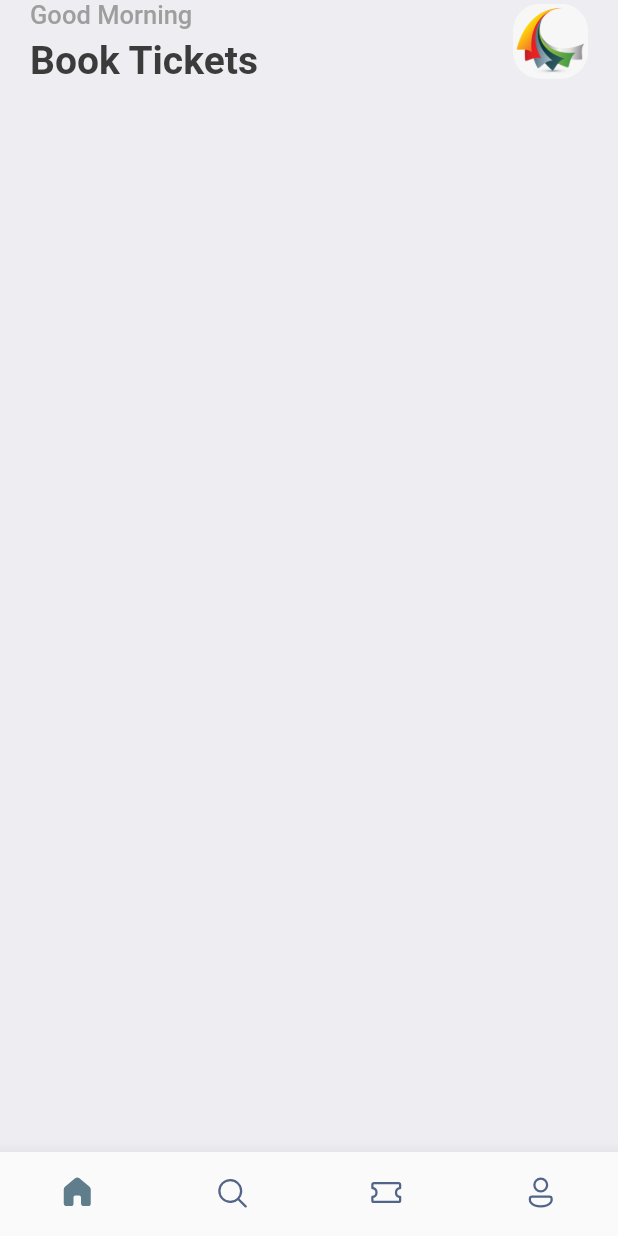
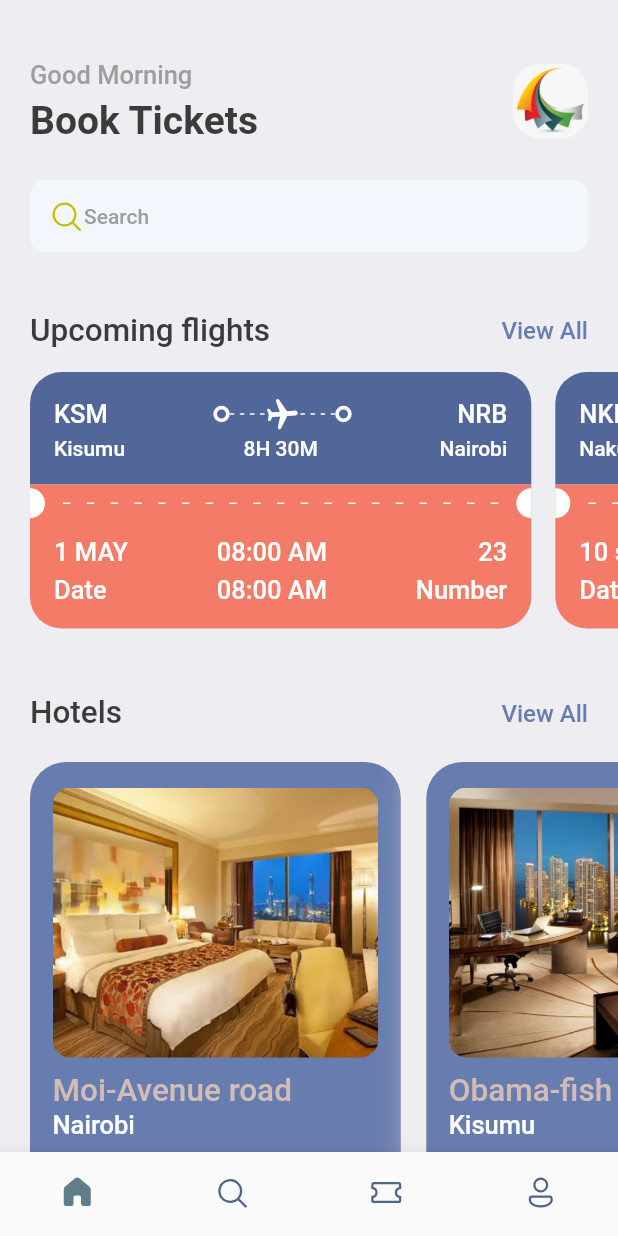
Before and after one commit to TONNY-1999/jax-app, a Flutter app: the screen it shows after launch, on a phone screen of 412 x 824 dp. Run offline on Flutter 3.47's test engine with Material 2 defaults, Android fonts, the phone set to English and light mode, and no system bars; our stand-ins replace fluentui_icons, gap, get.

Commit message:
first commit

```diff
--- a/lib/screens/bottom_bar.dart
+++ b/lib/screens/bottom_bar.dart
@@ -4,6 +4,7 @@ import 'package:flutter/material.dart';
 import 'package:flutter/src/foundation/key.dart';
 import 'package:flutter/src/widgets/framework.dart';
 import 'package:vivy/screens/home_screen.dart';
+import 'package:vivy/screens/search_screen.dart';
 
 class BottomBar extends StatefulWidget {
   const BottomBar({Key? key}) : super(key: key);
@@ -16,7 +17,7 @@ class _BottomBarState extends State<BottomBar> {
   int _selectedIndex=0;
   static final List<Widget>_widgetOptions =<Widget>[
    const HomeScreen(),
-   const Text("Search"),
+   const SearchScreen(),
    const Text("Tickets"),
    const Text("Profile"),
   ];
--- a/lib/screens/home_screen.dart
+++ b/lib/screens/home_screen.dart
@@ -1,7 +1,12 @@
+import 'package:fluentui_icons/fluentui_icons.dart';
 import 'package:flutter/cupertino.dart';
 import 'package:flutter/material.dart';
 import 'package:flutter/src/foundation/key.dart';
 import 'package:flutter/src/widgets/framework.dart';
+import 'package:gap/gap.dart';
+import 'package:vivy/screens/hotel_screen.dart';
+import 'package:vivy/screens/ticket_view.dart';
+import 'package:vivy/utils/app_info_list.dart';
 
 import '../utils/app_styles.dart';
 
@@ -17,15 +22,15 @@ class HomeScreen extends StatelessWidget {
             padding: const EdgeInsets.symmetric(horizontal: 20),
             child: Column(
               children: [
+                const Gap(40),
                 Row(
                   mainAxisAlignment: MainAxisAlignment.spaceBetween,
-
                   children: [
                     Column(
                        crossAxisAlignment: CrossAxisAlignment.start,
                       children: [
                          Text("Good Morning", style: Styles.headLineStyle3,),
-                         SizedBox(height: 5,),
+                         const Gap(5),
                          Text("Book Tickets", style: Styles.headLineStyle,),
                       ],
                     ),
@@ -43,10 +48,70 @@ class HomeScreen extends StatelessWidget {
                       ),
                     )
                   ],
-                )
+                ),
+                const Gap(25),
+                Container(
+                  decoration: BoxDecoration(
+                    borderRadius: BorderRadius.circular(10),
+                    color: const Color(0xFFF4F6FD)
+                    ),
+                  padding: const EdgeInsets.symmetric(horizontal: 12, vertical: 12),
+                  child: Row(
+                    children: [
+                      const Icon(FluentSystemIcons.ic_fluent_search_regular, color: Color(0xFFBFC205)),
+                      Text(
+                        "Search",
+                        style: Styles.headLineStyle4,
+                      )
+                    ],
+                  ),
+                ),
+                const Gap(40),
+                Row(
+                  mainAxisAlignment: MainAxisAlignment.spaceBetween,
+                  children: [
+                    Text("Upcoming flights", style: Styles.headLineStyle2,),
+                    InkWell(
+                      onTap: (){
+                        print("you are tapped");
+                      },
+                      child: Text("View All", style: Styles.textStyle.copyWith(color: Styles.primaryColor),)),
+                  ],
+                ),
               ],
             ),
-          )
+          ),
+          const Gap(15),
+         SingleChildScrollView(
+           scrollDirection: Axis.horizontal,
+           padding: const EdgeInsets.only(left: 20),
+           child: Row(
+            children: ticketList.map((singleTicket) => TicketView(ticket: singleTicket,)).toList(),
+            ),
+         ),
+          const Gap(15),
+          Container(
+                padding: const EdgeInsets.symmetric(horizontal: 20),
+                child: Row(
+                    mainAxisAlignment: MainAxisAlignment.spaceBetween,
+                    children: [
+                      Text("Hotels", style: Styles.headLineStyle2,),
+                      InkWell(
+                        onTap: (){
+                          print("you are tapped");
+                        },
+                        child: Text("View All", style: Styles.textStyle.copyWith(color: Styles.primaryColor),)),
+                    ],
+                  ),
+              ),
+          const Gap(15),
+          SingleChildScrollView(
+            scrollDirection: Axis.horizontal,
+            padding: const EdgeInsets.only(left: 20),
+            child: Row(
+            children: hotelList.map((singleHotel) => HotelScreen(hotel: singleHotel)).toList(),
+            ),
+            ),
         ],
       ),
     );
--- /dev/null
+++ b/lib/screens/hotel_screen.dart
@@ -0,0 +1,68 @@
+import 'package:flutter/cupertino.dart';
+import 'package:flutter/material.dart';
+import 'package:flutter/src/foundation/key.dart';
+import 'package:flutter/src/widgets/framework.dart';
+import 'package:gap/gap.dart';
+import 'package:vivy/utils/app_layout.dart';
+import 'package:vivy/utils/app_styles.dart';
+
+class HotelScreen extends StatelessWidget {
+   final Map<String, dynamic> hotel;
+  const HotelScreen({Key? key, required this.hotel}) : super(key: key);
+
+  @override
+  Widget build(BuildContext context) {
+    print('Hotel price is ${hotel['price']}');
+    final size = AppLayout.getSize(context);
+    return Container(
+       width: size.width*0.6,
+       height: AppLayout.getHeight(350),
+       padding: const EdgeInsets.symmetric(horizontal: 15, vertical: 17),
+       margin: const EdgeInsets.only(right: 17, top: 5),
+       decoration: BoxDecoration(
+        color: Styles.primaryColor,
+        borderRadius: BorderRadius.circular(24),
+        boxShadow: [
+          BoxShadow(
+            color: Colors.grey.shade200,
+            blurRadius: 20,
+            spreadRadius: 5,
+          ),
+        ],
+       ),
+       child: Column(
+        crossAxisAlignment: CrossAxisAlignment.start,
+        children: [
+          Container(
+            height: AppLayout.getHeight(180),
+            decoration: BoxDecoration(
+              borderRadius: BorderRadius.circular(12),
+              color: Styles.primaryColor,
+              image: DecorationImage(
+                fit: BoxFit.cover,
+                image: AssetImage(
+                 'assets/images/${hotel['image']}',
+                ),
+                ),
+            ),
+          ),
+          const Gap(10),
+          Text(
+            hotel['place'],
+            style: Styles.headLineStyle2.copyWith(color:Styles.kakiColor),
+          ),
+          Text(
+             hotel['destination'],
+            style: Styles.headLineStyle3.copyWith(color:Colors.white),
+          ),
+          const Gap(8),
+          Text(
+             '\ksh${hotel['price']}/night',
+            style: Styles.headLineStyle.copyWith(color:Styles.kakiColor),
+          ),
+        ],
+        )
+    );
+
+  }
+}
--- /dev/null
+++ b/lib/screens/search_screen.dart
@@ -0,0 +1,82 @@
+import 'package:flutter/material.dart';
+import 'package:flutter/src/foundation/key.dart';
+import 'package:flutter/src/widgets/framework.dart';
+import 'package:gap/gap.dart';
+import 'package:vivy/widgets/Icon_text_widget.dart';
+
+import '../utils/app_layout.dart';
+import '../utils/app_styles.dart';
+
+class SearchScreen extends StatelessWidget {
+  const SearchScreen({Key? key}) : super(key: key);
+
+  @override
+  Widget build(BuildContext context) {
+    final size = AppLayout.getSize(context);
+    return Scaffold(
+      backgroundColor: Styles.bgColor,
+      body: ListView(
+        padding: EdgeInsets.symmetric(horizontal: AppLayout.getWidth(20),vertical: AppLayout.getHeight(20)),
+        children: [
+           Gap(AppLayout.getHeight(40)),
+           Text("What are\nyou looking for?", style: Styles.headLineStyle.copyWith(fontSize:  AppLayout.getWidth(35))),
+           Gap(AppLayout.getHeight(20)),
+           FittedBox(
+             child: Container(
+              padding: const EdgeInsets.all(3.5),
+              child: Row(
+                children: [
+                  Container(
+                    width: size.width*.44,
+                    padding: EdgeInsets.symmetric(vertical: AppLayout.getHeight(7)),
+                    decoration: BoxDecoration(
+                    borderRadius: BorderRadius.horizontal(left: Radius.circular(AppLayout.getHeight(50)),),
+                    color: Colors.white,
+
+              ),
+              child: Center(child: Text("Airline tickets")),
+
+                  ),
+                  Container(
+                    width: size.width*.44,
+                    padding: EdgeInsets.symmetric(vertical: AppLayout.getHeight(7)),
+                    decoration: BoxDecoration(
+                    borderRadius: BorderRadius.horizontal(right: Radius.circular(AppLayout.getHeight(50)),),
+                    color: Colors.transparent,
+
+              ),
+              child: Center(child: Text("Hotels")),
+
+                  ),
+                ],
+              ),
+              decoration: BoxDecoration(
+                borderRadius: BorderRadius.circular(AppLayout.getHeight(50),),
+                color: const Color(0xFFF4F6FD)
+
+              ),
+             ),
+           ),
+           Gap(AppLayout.getHeight(25)),
+           const AppIconText(icon: Icons.flight_takeoff_rounded, text: "Departure"),
+           Gap(AppLayout.getHeight(15)),
+           const AppIconText(icon: Icons.flight_land_rounded, text: "Arrival"),
+           Gap(AppLayout.getHeight(25)),
+           Container(
+          padding: EdgeInsets.symmetric(vertical: AppLayout.getWidth(15), horizontal: AppLayout.getWidth(15)),
+          decoration: BoxDecoration(
+          color: Color(0xD91130CE),
+              borderRadius: BorderRadius.circular(AppLayout.getWidth(18)),
+            ),
+             child: Center(
+               child: Text(
+                  "find tickets",
+                  style: Styles.textStyle.copyWith(color:Colors.white, fontSize: 20),
+                  ),
+             ),
+             ),
+        ],
+        )
+    );
+  }
+}
--- /dev/null
+++ b/lib/screens/ticket_view.dart
@@ -0,0 +1,201 @@
+import 'package:flutter/cupertino.dart';
+import 'package:flutter/material.dart';
+import 'package:flutter/src/foundation/key.dart';
+import 'package:flutter/src/widgets/framework.dart';
+import 'package:gap/gap.dart';
+import 'package:vivy/widgets/thick_container.dart';
+
+import '../utils/app_layout.dart';
+import '../utils/app_styles.dart';
+
+class TicketView extends StatelessWidget {
+  final Map<String, dynamic> ticket;
+  const TicketView({Key? key, required this.ticket}) : super(key: key);
+
+  @override
+  Widget build(BuildContext context) {
+    final size = AppLayout.getSize(context);
+    return SizedBox(
+      width: size.width*0.85,
+      height: AppLayout.getHeight(200),
+      child: Container(
+        margin: EdgeInsets.only(right:  AppLayout.getHeight(16)),
+        child: Column(
+          children: [
+            Container(
+              decoration: BoxDecoration(
+                color: const Color(0xFF526799),
+                borderRadius: BorderRadius.only(topLeft: Radius.circular( AppLayout.getHeight(21)),
+                topRight: Radius.circular( AppLayout.getHeight(21))),
+              ),
+              padding: const EdgeInsets.all(16),
+              child: Column(
+                children: [
+                  Row(
+                    children: [
+                      Text(ticket['from']['code'], style: Styles.headLineStyle3.copyWith(color: Colors.white),),
+
+                      Expanded(child: Container()),
+                      ThickContainer(),
+                      Expanded(child: Stack(
+                        children: [
+                          SizedBox(
+                          height:  AppLayout.getHeight(24),
+                          child: Center(
+                            child: LayoutBuilder(
+
+                              builder: (BuildContext context, BoxConstraints constraints) {
+                                 print("The width is ${constraints.constrainWidth()}");
+                                 return Flex(
+                                 direction: Axis.horizontal,
+                                 mainAxisAlignment: MainAxisAlignment.spaceBetween,
+                                 mainAxisSize: MainAxisSize.max,
+                                 children: List.generate((constraints.constrainWidth()/6).floor(), (index) => const SizedBox(
+                                   width: 3, height: 1, child: DecoratedBox(decoration: BoxDecoration(
+                                    color: Colors.white
+                                   ),),
+
+                                 )),
+                              );
+                               },
+
+                            ),
+                          ),
+                        ),
+                          Center(child: Transform.rotate(angle: 1.5, child: Icon(Icons.local_airport_rounded, color: Colors.white,),)),
+                        ],
+                      )),
+
+                      ThickContainer(),
+                      const Spacer(),
+                      Text(ticket['to']['code'], style: Styles.headLineStyle3.copyWith(color: Colors.white),),
+                    ],
+                  ),
+                 const Gap(3),
+                  Row(
+                    mainAxisAlignment: MainAxisAlignment.spaceBetween,
+                    children: [
+                      SizedBox(
+                        width:  AppLayout.getWidth(100), child: Text(ticket['from']['name'], style: Styles.headLineStyle4.copyWith(color: Colors.white),),
+
+                      ),
+                      Text(ticket['flying_time'], style: Styles.headLineStyle4.copyWith(color: Colors.white),),
+                                        SizedBox(
+                        width: AppLayout.getWidth(100), child: Text(ticket['to']['name'], textAlign: TextAlign.end, style: Styles.headLineStyle4.copyWith(color: Colors.white),),
+
+                      ),
+                    ],
+                  ),
+                ],
+              ),
+            ),
+
+            Container(
+             color: const Color(0xFFF37B67),
+              child: Row(
+                children: [
+                  SizedBox(
+                     height: AppLayout.getHeight(20),
+                     width: AppLayout.getWidth(10),
+                     child: DecoratedBox(
+                      decoration: BoxDecoration(
+                        color: Colors.white,
+                        borderRadius: BorderRadius.only(
+                        topRight:  Radius.circular(10),
+                        bottomRight: Radius.circular(10)
+                        ),
+                        ),
+                     ),
+                      ),
+                  Expanded(child: Padding(
+                    padding: const EdgeInsets.all(12.0),
+                    child: LayoutBuilder(builder: (BuildContext context, BoxConstraints constraints) {
+                      return Flex(
+                        direction: Axis.horizontal,
+                        mainAxisAlignment: MainAxisAlignment.spaceBetween,
+                        mainAxisSize: MainAxisSize.max,
+                          children: List.generate((constraints.constrainWidth()/15).floor(), (index) => SizedBox(
+                            width: 5, height: 1,
+                            child: DecoratedBox(
+                              decoration: BoxDecoration(
+                                color: Colors.white,
+                              )
+                              ),
+                          ),),
+                      );
+                     },
+
+                    ),
+                  )),
+               const SizedBox(
+                     height: 20,
+                     width: 10,
+                     child: DecoratedBox(
+                      decoration: BoxDecoration(
+                        color: Colors.white,
+                        borderRadius: BorderRadius.only(
+                        topLeft:  Radius.circular(10),
+                        bottomLeft: Radius.circular(10)
+                        ),
+                        ),
+                     )
+                      ),
+
+                ],
+              ),
+            ),
+            Container(
+              decoration: BoxDecoration(
+                color: const Color(0xFFF37B67),
+                borderRadius: const BorderRadius.only(bottomLeft: Radius.circular(21),
+                bottomRight: Radius.circular(21)),
+              ),
+              padding: const EdgeInsets.only(left: 16, top: 10, right: 16, bottom: 16),
+              child: Column(
+                children: [
+                  Row(
+                    mainAxisAlignment: MainAxisAlignment.spaceBetween,
+                    children: [
+                      Column(
+                        crossAxisAlignment: CrossAxisAlignment.start,
+                        children: [
+                          Text(ticket['date'],
+                       style: Styles.headLineStyle3.copyWith(color: Colors.white),),
+                       const Gap(5),
+                          Text("Date",
+                        style: Styles.headLineStyle3.copyWith(color: Colors.white),),
+                        ],
+                      ),
+                      Column(
+                        crossAxisAlignment: CrossAxisAlignment.center,
+                        children: [
+                          Text("08:00 AM",
+                       style: Styles.headLineStyle3.copyWith(color: Colors.white),),
+                       const Gap(5),
+                          Text(ticket['departure_time'],
+                        style: Styles.headLineStyle3.copyWith(color: Colors.white),),
+                        ],
+                      ),
+                      Column(
+                        crossAxisAlignment: CrossAxisAlignment.end,
+                        children: [
+                          Text(ticket['number'].toString(),
+                       style: Styles.headLineStyle3.copyWith(color: Colors.white),),
+                       const Gap(5),
+                          Text("Number",
+                        style: Styles.headLineStyle3.copyWith(color: Colors.white),),
+                        ],
+                      ),
+
+                    ],
+                  ),
+                ]
+                ),
+            ),
+          ]
+          ),
+      ),
+    );
+
+  }
+}
--- /dev/null
+++ b/lib/utils/app_info_list.dart
@@ -0,0 +1,51 @@
+List<Map<String, dynamic>> hotelList = [
+  {
+    'image': 'hot.jpg',
+    'place': 'Moi-Avenue road',
+    'destination': 'Nairobi',
+    'price': 25000
+  },
+  {
+    'image': '13.jpg',
+    'place': 'Obama-fish',
+    'destination': 'Kisumu',
+    'price': 40000
+  },
+  {
+    'image': 'ton.jpg',
+    'place': 'Thika arcade',
+    'destination': 'Thika',
+    'price': 12000
+  },
+];
+
+List<Map<String, dynamic>> ticketList = [
+  {
+    'from': {
+      'code':"KSM",
+      'name':"Kisumu"
+    },
+    'to': {
+      'code':"NRB",
+      'name':"Nairobi"
+    },
+    'flying_time': '8H 30M',
+    'date': "1 MAY",
+    'departure_time':"08:00 AM",
+    "number":23
+  },
+  {
+    'from': {
+      'code':"NKR",
+      'name':"Nakuru"
+    },
+    'to': {
+      'code':"MBS",
+      'name':"Mombasa"
+    },
+    'flying_time': '4H 20M',
+    'date': "10 sept",
+    'departure_time':"09:00 AM",
+    "number":45
+  },
+];
--- /dev/null
+++ b/lib/utils/app_layout.dart
@@ -0,0 +1,22 @@
+import 'package:flutter/cupertino.dart';
+import 'package:get/get.dart';
+
+class AppLayout {
+  static getSize(BuildContext context){
+    return MediaQuery.of(context).size;
+  }
+  static getScreenHeight(){
+    return Get.height;
+  }
+  static getScreenWidth(){
+    return Get.width;
+  }
+  static getHeight(double pixels){
+     double x = getScreenHeight()/pixels;
+     return getScreenHeight()/x;
+  }
+   static getWidth(double pixels){
+     double x = getScreenWidth()/pixels;
+     return getScreenWidth()/x;
+  }
+}
--- a/lib/utils/app_styles.dart
+++ b/lib/utils/app_styles.dart
@@ -5,7 +5,8 @@ class Styles{
   static Color primaryColor = primary;
   static Color textColor = const Color(0xFF3b3b3b);
   static Color bgColor = const Color(0xFFeeedf2);
-  static Color orangeColor = const Color(0xFF526799);
+  static Color orangeColor = const Color(0xFFF37B67);
+  static Color kakiColor = const Color(0xFFd2bdb6);
   static TextStyle textStyle = TextStyle(fontSize: 16, color: textColor,fontWeight: FontWeight.w500);
   static TextStyle headLineStyle = TextStyle(fontSize: 26, color: textColor,fontWeight: FontWeight.bold);
   static TextStyle headLineStyle2 = TextStyle(fontSize: 21, color: textColor,fontWeight: FontWeight.w500);
--- /dev/null
+++ b/lib/widgets/Icon_text_widget.dart
@@ -0,0 +1,32 @@
+import 'package:flutter/cupertino.dart';
+import 'package:flutter/material.dart';
+import 'package:flutter/src/foundation/key.dart';
+import 'package:flutter/src/widgets/framework.dart';
+import 'package:gap/gap.dart';
+
+import '../utils/app_layout.dart';
+import '../utils/app_styles.dart';
+
+class AppIconText extends StatelessWidget {
+  final IconData icon;
+  final String text;
+  const AppIconText({Key? key, required this.icon, required this.text}) : super(key: key);
+
+  @override
+  Widget build(BuildContext context) {
+    return Container(
+          padding: EdgeInsets.symmetric(vertical: AppLayout.getWidth(12), horizontal: AppLayout.getWidth(12)),
+          decoration: BoxDecoration(
+          color: Colors.white,
+              borderRadius: BorderRadius.circular(AppLayout.getWidth(18)),
+            ),
+             child: Row(
+              children: [
+                Icon(icon, color: const Color(0xFFBFC20F),),
+                Gap(AppLayout.getHeight(10)),
+                Text(text, style: Styles.textStyle,)
+              ],
+             ),
+           );
+  }
+}
--- /dev/null
+++ b/lib/widgets/thick_container.dart
@@ -0,0 +1,19 @@
+import 'package:flutter/cupertino.dart';
+import 'package:flutter/material.dart';
+import 'package:flutter/src/foundation/key.dart';
+import 'package:flutter/src/widgets/framework.dart';
+
+class ThickContainer extends StatelessWidget {
+  const ThickContainer({Key? key}) : super(key: key);
+
+  @override
+  Widget build(BuildContext context) {
+    return Container(
+      padding: const EdgeInsets.all(3.0),
+      decoration: BoxDecoration(
+        borderRadius: BorderRadius.circular(28),
+        border: Border.all(width: 2.5, color: Colors.white)
+      ),
+    );
+  }
+}
--- a/pubspec.yaml
+++ b/pubspec.yaml
@@ -35,6 +35,7 @@ dependencies:
   # Use with the CupertinoIcons class for iOS style icons.
   cupertino_icons: ^1.0.2
   fluentui_icons: ^1.0.0
+  get:
   gap: ^2.0.0
 
 dev_dependencies:
```
Also changed, not shown: assets/images/13.jpg (added), assets/images/Bed.jpeg (added), assets/images/cs.jpg (added), assets/images/hot.jpg (added), assets/images/ton.jpg (added), pubspec.lock.
